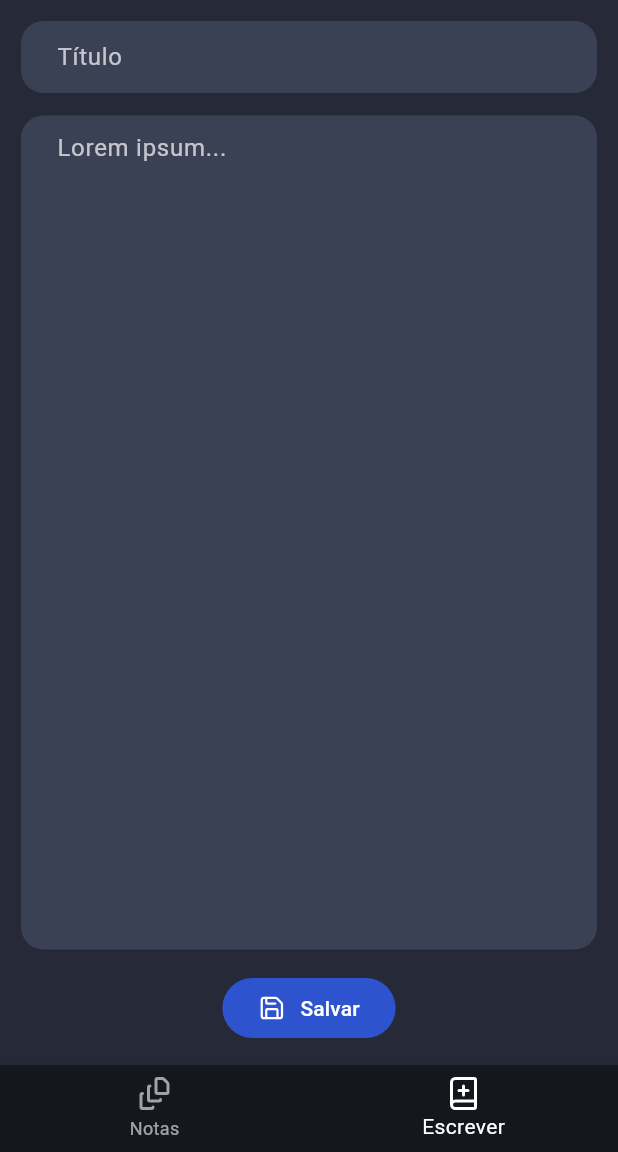
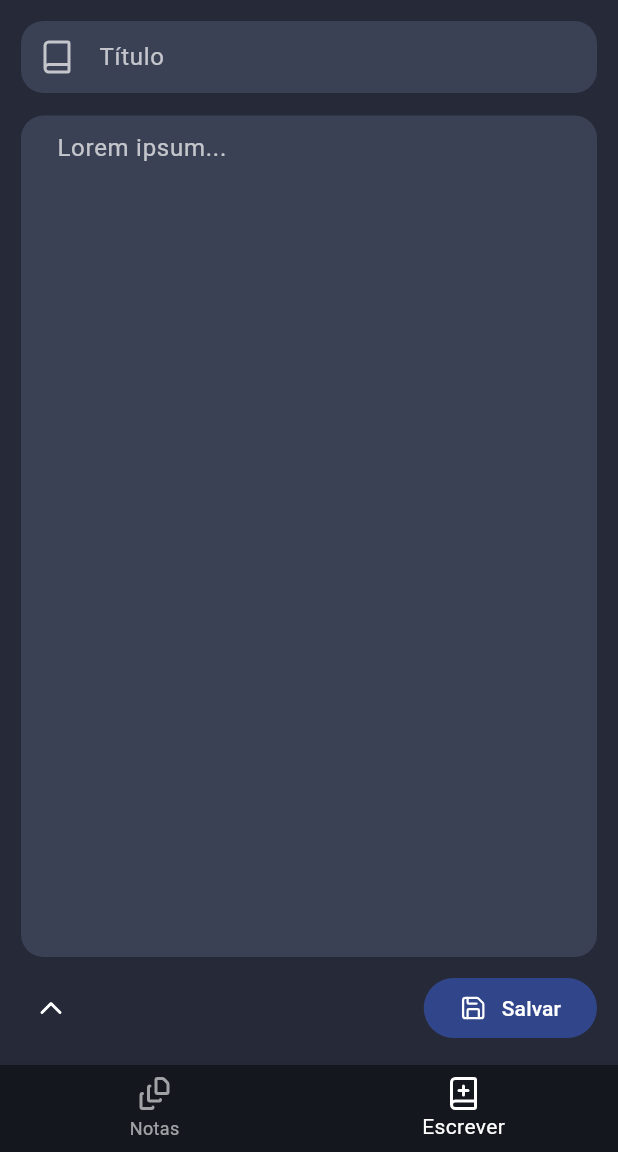
Before and after one commit to Scemist/HadesMobile, a Flutter app: the screen it shows after launch, item 2 of the bottom bar chosen, on a phone screen of 412 x 824 dp, the part 84-1236 px from its top. Run offline on Flutter 3.47's test engine with Material 3 defaults, Android fonts, the phone set to English and light mode, and no system bars; our stand-ins replace flutter_secure_storage, lucide_icons.

Commit message:
Created a Menu in Note to Delete

```diff
--- a/lib/views/pages/note_page.dart
+++ b/lib/views/pages/note_page.dart
@@ -58,7 +58,8 @@ class _NotePageState extends State<NotePage> {
                 ),
                 filled: true,
                 fillColor: Color.fromARGB(255, 59, 65, 85),
-            ),
+                prefixIcon: Icon(LucideIcons.book),
+                prefixIconColor: Colors.white70),
           ),
           const SizedBox(height: 15),
           Expanded(
@@ -84,10 +85,44 @@ class _NotePageState extends State<NotePage> {
               ),
             ),
           ),
-          const SizedBox(height: 15),
+          const SizedBox(height: 10),
           Row(
-            mainAxisAlignment: MainAxisAlignment.spaceAround,
+            mainAxisAlignment: MainAxisAlignment.spaceBetween,
             children: [
+              PopupMenuButton(
+                color: const Color.fromARGB(255, 132, 137, 155),
+                child: const Padding(
+                  padding: EdgeInsets.all(8),
+                  child: Icon(LucideIcons.chevronUp),
+                ),
+                itemBuilder: (context) => [
+                  PopupMenuItem(
+                    onTap: () {
+                      if (widget.note != null) {
+                        widget.bloc.inputNote.add(
+                          DestroyNote(note: widget.note),
+                        );
+                        Navigator.pop(context);
+                      }
+                    },
+                    child: const Row(
+                      children: [
+                        Icon(
+                          LucideIcons.trash,
+                          color: Color.fromARGB(255, 116, 52, 47),
+                        ),
+                        SizedBox(width: 10),
+                        Text(
+                          'Mover para a Lixeira',
+                          style: TextStyle(
+                            color: Color.fromARGB(255, 116, 52, 47),
+                          ),
+                        ),
+                      ],
+                    ),
+                  ),
+                ],
+              ),
               TextButton(
                 onPressed: () {
                   if (widget.note != null) {
@@ -107,8 +142,9 @@ class _NotePageState extends State<NotePage> {
                 },
                 style: const ButtonStyle(
                   backgroundColor: MaterialStatePropertyAll(
-                    Color.fromARGB(255, 45, 83, 206),
+                    Color.fromARGB(255, 49, 70, 138),
                   ),
+                  // shape:
                 ),
                 child: const Padding(
                   padding: EdgeInsets.symmetric(horizontal: 12, vertical: 2),
```
Lines whose indentation alone changed are shown as unchanged.
